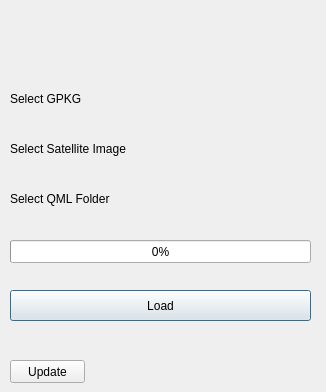
Before: the Qt Designer form ui/loader.ui in Geotags-GMD/auqcbms, drawn with Qt 5.
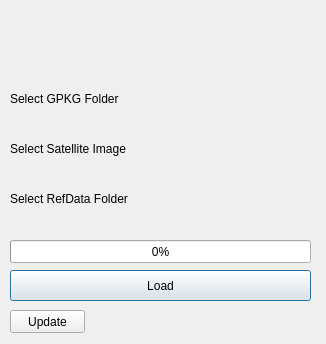
After: the same form once the commit is applied. Icons and pictures are not drawn. Custom widgets are drawn as their Qt base class.

Commit message: new update on loader, added load raster and refdata

```diff
--- a/ui/loader.ui
+++ b/ui/loader.ui
@@ -7,7 +7,7 @@
     <x>0</x>
     <y>0</y>
     <width>326</width>
-    <height>392</height>
+    <height>344</height>
    </rect>
   </property>
   <property name="minimumSize">
@@ -54,7 +54,7 @@
     <item>
      <widget class="QLabel" name="folder_label">
       <property name="text">
-       <string>Select GPKG</string>
+       <string>Select GPKG Folder</string>
       </property>
      </widget>
     </item>
@@ -67,7 +67,7 @@
    <property name="geometry">
     <rect>
      <x>10</x>
-     <y>290</y>
+     <y>270</y>
      <width>301</width>
      <height>31</height>
     </rect>
@@ -102,7 +102,7 @@
    <property name="geometry">
     <rect>
      <x>10</x>
-     <y>360</y>
+     <y>310</y>
      <width>75</width>
      <height>23</height>
     </rect>
@@ -111,28 +111,6 @@
     <string>Update</string>
    </property>
   </widget>
-  <widget class="QWidget" name="verticalLayoutWidget_3">
-   <property name="geometry">
-    <rect>
-     <x>10</x>
-     <y>190</y>
-     <width>301</width>
-     <height>41</height>
-    </rect>
-   </property>
-   <layout class="QVBoxLayout" name="verticalLayout_3">
-    <item>
-     <widget class="QLabel" name="label_3">
-      <property name="text">
-       <string>Select QML Folder</string>
-      </property>
-     </widget>
-    </item>
-    <item>
-     <widget class="QgsFileWidget" name="select_qml"/>
-    </item>
-   </layout>
-  </widget>
   <widget class="QProgressBar" name="progress_bar">
    <property name="geometry">
     <rect>
@@ -146,6 +124,32 @@
     <number>0</number>
    </property>
   </widget>
+  <widget class="QWidget" name="verticalLayoutWidget_4">
+   <property name="geometry">
+    <rect>
+     <x>10</x>
+     <y>190</y>
+     <width>301</width>
+     <height>41</height>
+    </rect>
+   </property>
+   <layout class="QVBoxLayout" name="verticalLayout_4">
+    <item>
+     <widget class="QLabel" name="label_4">
+      <property name="text">
+       <string>Select RefData Folder</string>
+      </property>
+     </widget>
+    </item>
+    <item>
+     <widget class="QgsFileWidget" name="select_refdata">
+      <property name="enabled">
+       <bool>true</bool>
+      </property>
+     </widget>
+    </item>
+   </layout>
+  </widget>
  </widget>
  <customwidgets>
   <customwidget>
```
Left out of the diff: 6 changed lines with no effect on the pictures. The commit also changes 7 other files.
